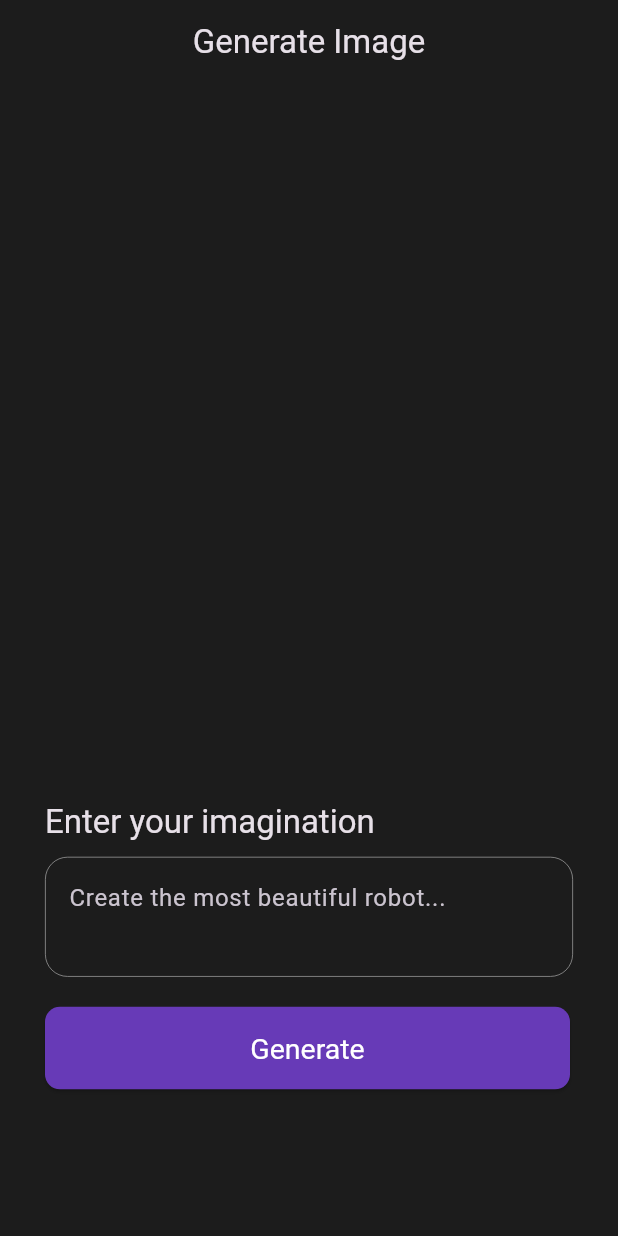
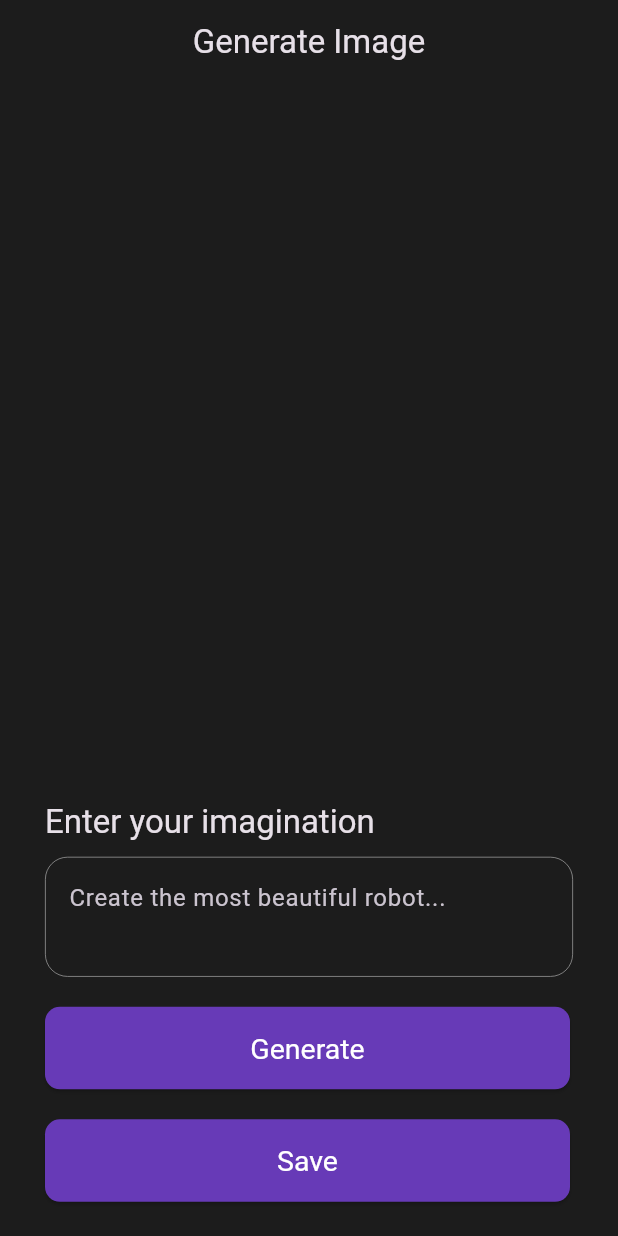
Before and after one commit to Alaminpk05/ai-image-generator, a Flutter app: the screen it shows after launch, on a phone screen of 412 x 824 dp. Run offline on Flutter 3.47's test engine with Material 3 defaults, Android fonts, the phone set to English and light mode, and no system bars; our stand-ins replace bloc, dio, flutter_bloc, flutter_dotenv, internet_connection_checker_plus, permission_handler and 1 more; missing offline and left inert: image_gallery_saver_plus.

Commit message:
implemented save feature

```diff
--- a/ai_image_generator/lib/features/generate/data/repo/services_repo.dart
+++ b/ai_image_generator/lib/features/generate/data/repo/services_repo.dart
@@ -38,4 +38,6 @@ class GenerateServicesRepo implements GenerateContractRepo {
       return null;
     }
   }
+
+
 }
--- a/ai_image_generator/lib/features/generate/screens/image_generate.dart
+++ b/ai_image_generator/lib/features/generate/screens/image_generate.dart
@@ -1,8 +1,12 @@
+import 'dart:typed_data';
+import 'package:flutter/material.dart';
+import 'package:flutter_bloc/flutter_bloc.dart';
+import 'package:image_gallery_saver_plus/image_gallery_saver_plus.dart';
+import 'package:permission_handler/permission_handler.dart';
+import 'package:screenshot/screenshot.dart';
 import 'package:ai_image_generator/features/generate/bloc/prompt/prompt_bloc.dart';
 import 'package:ai_image_generator/features/generate/bloc/prompt/prompt_event.dart';
 import 'package:ai_image_generator/features/generate/bloc/prompt/prompt_state.dart';
-import 'package:flutter/material.dart';
-import 'package:flutter_bloc/flutter_bloc.dart';
 
 class ImageGenerateScreen extends StatefulWidget {
   const ImageGenerateScreen({super.key});
@@ -13,6 +17,74 @@ class ImageGenerateScreen extends StatefulWidget {
 
 class _ImageGenerateScreenState extends State<ImageGenerateScreen> {
   final TextEditingController _textEditingController = TextEditingController();
+  final ScreenshotController _screenshotController = ScreenshotController();
+
+  @override
+  void initState() {
+    super.initState();
+    requestPermission();
+  }
+
+  /// Request necessary permissions based on Android/iOS versions
+  Future<void> requestPermission() async {
+    if (await Permission.storage.request().isGranted ||
+        await Permission.photos.request().isGranted) {
+      debugPrint("Storage permission granted");
+    } else {
+      debugPrint("Storage permission denied");
+    }
+  }
+
+  /// Capture and save the image to the gallery
+  Future<void> saveImageToGallery() async {
+    final Uint8List? image = await _screenshotController.capture();
+    if (image == null) {
+      debugPrint("Error: Screenshot capture failed.");
+      if(mounted){
+        ScaffoldMessenger.of(context).showSnackBar(
+        SnackBar(content: Text("Failed to capture image.")),
+      );
+      }
+
+      return;
+    }
+
+    var status = await Permission.storage.request();
+    if (status.isDenied || status.isPermanentlyDenied) {
+      debugPrint("Error: Permission denied.");
+      if(mounted){
+ScaffoldMessenger.of(context).showSnackBar(
+        SnackBar(content: Text("Permission denied. Cannot save image.")),
+      );
+      }
+
+      return;
+    }
+
+    // Save image
+    final result = await ImageGallerySaverPlus.saveImage(
+      image,
+      name: "generated_image_${DateTime.now().millisecondsSinceEpoch}",
+    );
+
+    if (result['isSuccess'] == true) {
+      debugPrint("Image saved successfully.");
+      if(mounted){
+ ScaffoldMessenger.of(context).showSnackBar(
+        SnackBar(content: Text("Image saved successfully!")),
+      );
+      }
+
+    } else {
+      debugPrint("Error: Failed to save image.");
+      if(mounted){
+         ScaffoldMessenger.of(context).showSnackBar(
+        SnackBar(content: Text("Failed to save image.")),
+      );
+      }
+
+    }
+  }
 
   @override
   Widget build(BuildContext context) {
@@ -41,27 +113,30 @@ class _ImageGenerateScreenState extends State<ImageGenerateScreen> {
                     listener: (context, state) {
                       if (state is ImageGeneratingErrorState) {
                         ScaffoldMessenger.of(context).showSnackBar(
-                            SnackBar(content: Text(state.errorMessege)));
+                          SnackBar(content: Text(state.errorMessege)),
+                        );
                       }
                     },
                     builder: (context, state) {
                       if (state is LoadingState) {
-                        debugPrint('IMAGE GENERATING SUCCESS STATE');
                         return Center(
                           child: CircularProgressIndicator.adaptive(),
                         );
                       }
                       if (state is ImageGeneratingSuccessState) {
-                        debugPrint('IMAGE GENERATING SUCCESS STATE');
                         return Container(
                           clipBehavior: Clip.hardEdge,
                           decoration: BoxDecoration(
-                              borderRadius: BorderRadius.circular(15)),
+                            borderRadius: BorderRadius.circular(15),
+                          ),
                           height: 300,
                           width: double.infinity,
-                          child: Image.memory(
-                            state.image,
-                            fit: BoxFit.cover,
+                          child: Screenshot(
+                            controller: _screenshotController,
+                            child: Image.memory(
+                              state.image,
+                              fit: BoxFit.cover,
+                            ),
                           ),
                         );
                       }
@@ -69,9 +144,7 @@ class _ImageGenerateScreenState extends State<ImageGenerateScreen> {
                     },
                   ),
                 ),
-                SizedBox(
-                  height: 20,
-                ),
+                SizedBox(height: 20),
                 Padding(
                   padding: EdgeInsets.symmetric(
                       vertical: MediaQuery.viewInsetsOf(context).bottom,
@@ -84,9 +157,7 @@ class _ImageGenerateScreenState extends State<ImageGenerateScreen> {
                         'Enter your imagination',
                         style: Theme.of(context).textTheme.titleLarge,
                       ),
-                      SizedBox(
-                        height: 9,
-                      ),
+                      SizedBox(height: 9),
                       TextFormField(
                         controller: _textEditingController,
                         maxLines: 2,
@@ -94,9 +165,7 @@ class _ImageGenerateScreenState extends State<ImageGenerateScreen> {
                           hintText: 'Create the most beautiful robot...',
                         ),
                       ),
-                      SizedBox(
-                        height: 20,
-                      ),
+                      SizedBox(height: 20),
                       ElevatedButton(
                         style: ElevatedButton.styleFrom(
                           backgroundColor: Colors.deepPurple,
@@ -121,6 +190,25 @@ class _ImageGenerateScreenState extends State<ImageGenerateScreen> {
                               .copyWith(color: Colors.white, fontSize: 19),
                         ),
                       ),
+                      SizedBox(height: 20),
+                      ElevatedButton(
+                        style: ElevatedButton.styleFrom(
+                          backgroundColor: Colors.deepPurple,
+                          shape: RoundedRectangleBorder(
+                            borderRadius: BorderRadius.circular(10),
+                          ),
+                          alignment: Alignment.center,
+                          fixedSize: Size(350, 55),
+                        ),
+                        onPressed: saveImageToGallery,
+                        child: Text(
+                          'Save',
+                          style: Theme.of(context)
+                              .textTheme
+                              .titleLarge!
+                              .copyWith(color: Colors.white, fontSize: 19),
+                        ),
+                      ),
                     ],
                   ),
                 ),
--- a/ai_image_generator/pubspec.yaml
+++ b/ai_image_generator/pubspec.yaml
@@ -22,6 +22,7 @@ dependencies:
   flutter_dotenv: ^5.2.1
   screenshot: ^3.0.0
   image_gallery_saver_plus: ^3.0.5
+  permission_handler: ^11.3.1
 
 dev_dependencies:
   flutter_test:
```
Also changed, not shown: 5 other files.
